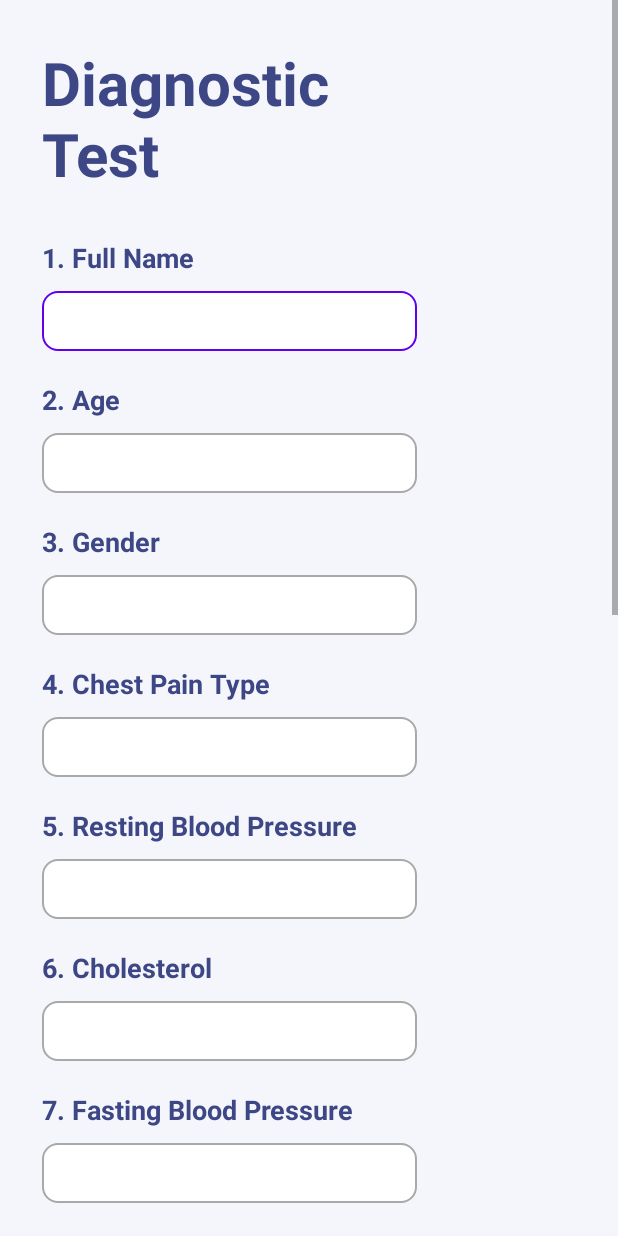
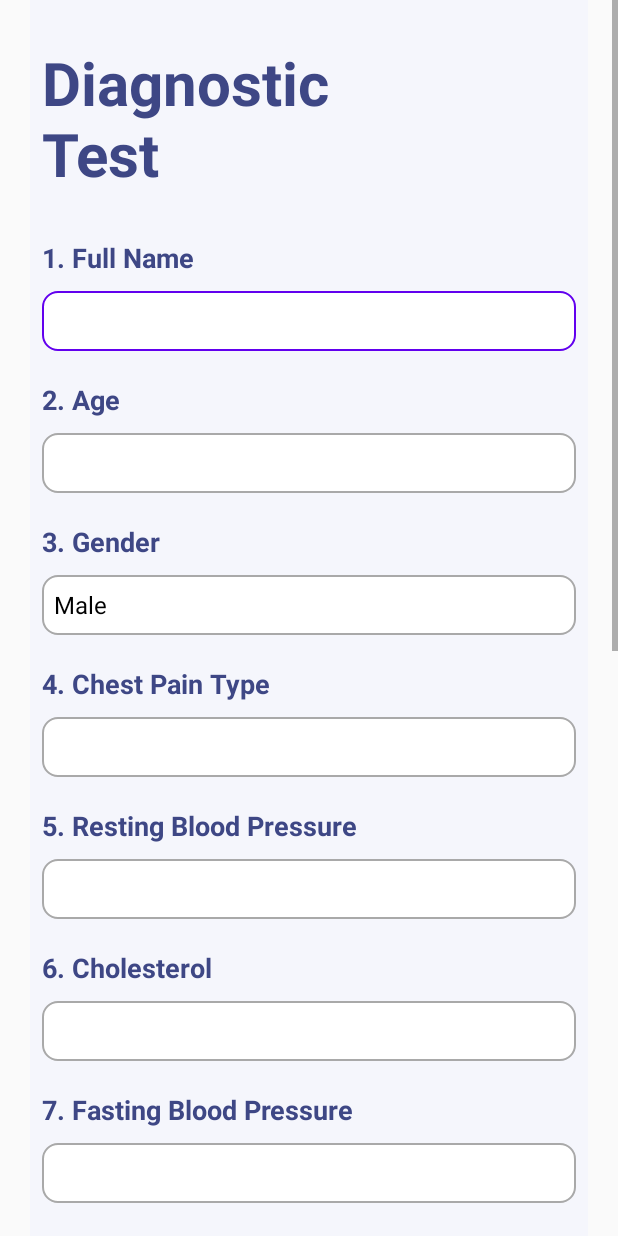
Before and after one commit to klandestinnervio/NervioAndroid, an Android app: the DiagnosticTestActivity screen opened directly, with no data from a screen before it, on a phone screen of 412 x 824 dp. Run offline under Robolectric (Android 15) with nearby library versions, the phone set to English and light mode, and no system bars; libraries missing offline, so code that uses them is left out: org.tensorflow.lite.

Commit message:
gender spinner dan menampilkan result di page baru

```diff
--- a/app/src/main/java/com/example/nerv_io/DiagnosticTestActivity.kt
+++ b/app/src/main/java/com/example/nerv_io/DiagnosticTestActivity.kt
@@ -1,13 +1,12 @@
 package com.example.nerv_io
 
+import android.R
 import android.annotation.SuppressLint
 import android.content.Intent
 import androidx.appcompat.app.AppCompatActivity
 import android.os.Bundle
 import android.view.View
-import android.widget.Button
-import android.widget.EditText
-import android.widget.TextView
+import android.widget.*
 import com.example.nerv_io.databinding.ActivityDiagnosticTestBinding
 import com.example.nerv_io.ml.ModelAkurasiOverfittingKecil
 import kotlinx.android.synthetic.main.activity_diagnostic_test.*
@@ -20,16 +19,22 @@ class DiagnosticTestActivity : AppCompatActivity() {
     private lateinit var binding: ActivityDiagnosticTestBinding
 
 
+    private val Item = arrayOf(
+        "Male",
+        "Female"
+    )
+    private var gender = 1F
+
     override fun onCreate(savedInstanceState: Bundle?) {
         super.onCreate(savedInstanceState)
         binding = ActivityDiagnosticTestBinding.inflate(layoutInflater)
         setContentView(binding.root)
 
+        spinnerAdapter()
         var button: Button = binding.btnResult
         button.setOnClickListener(View.OnClickListener {
             var userName : EditText = binding.userName
             var userAge: EditText = binding.userAge
-            var userGender: EditText = binding.userGender
             var userChestPain: EditText = binding.userChestPain
             var userRestingBlood: EditText = binding.userRestBlood
             var userCholesterol: EditText = binding.userCholesterol
@@ -41,12 +46,10 @@ class DiagnosticTestActivity : AppCompatActivity() {
             var userKindSlope: EditText = binding.userKindSlope
             var userMajorVessel: EditText = binding.userMajorVessel
             var userThalValue: EditText = binding.userThalValue
-            var tv: TextView = binding.textView
 
 
             var name = userName.text.toString()
             var age = userAge.text.toString().toFloat()
-            var gender = userGender.text.toString().toFloat()
             var chestPain = userChestPain.text.toString().toFloat()
             var restingBlood = userRestingBlood.text.toString().toFloat()
             var cholesterol = userCholesterol.text.toString().toFloat()
@@ -58,7 +61,6 @@ class DiagnosticTestActivity : AppCompatActivity() {
             var kindSlope = userKindSlope.text.toString().toFloat()
             var majorVessel = userMajorVessel.text.toString().toFloat()
             var thalValue = userThalValue.text.toString().toFloat()
-            var tvResult = tv.text.toString()
 
 
             var byteBuffer: ByteBuffer = ByteBuffer.allocateDirect(13 * 4)
@@ -85,11 +87,34 @@ class DiagnosticTestActivity : AppCompatActivity() {
             val outputs = model.process(inputFeature0)
             val outputFeature0 = outputs.outputFeature0AsTensorBuffer.floatArray
 
-            tv.setText("Heart Disease - " + outputFeature0[0].toString() + "\nNot Heart Disease - " + outputFeature0[1].toString())
+//            tv.text = "Heart Disease - " + outputFeature0[0].toString() + "\nNot Heart Disease - " + outputFeature0[1].toString()
+
+            val intent = Intent(this, ResultDiagnosticActivity::class.java)
+            intent.putExtra(ResultDiagnosticActivity.NAME, name)
+            intent.putExtra(ResultDiagnosticActivity.AGE, age.toString())
+            intent.putExtra(ResultDiagnosticActivity.Disease, outputFeature0[0].toString())
+            startActivity(intent)
 
             model.close()
 
         })
 
     }
+
+    private fun spinnerAdapter() {
+        val adapter = ArrayAdapter(this, R.layout.simple_spinner_dropdown_item, Item)
+        binding.spinnerGender.adapter = adapter
+        binding.spinnerGender.onItemSelectedListener = object : AdapterView.OnItemSelectedListener {
+            override fun onItemSelected(adapterView: AdapterView<*>, view: View, i: Int, l: Long) {
+                if (i == 0) {
+                     gender = 1F
+                } else {
+                     gender = 0F
+                }
+            }
+
+            override fun onNothingSelected(adapterView: AdapterView<*>) {}
+        }
+        binding.spinnerGender.adapter = adapter
+    }
 }
--- a/app/src/main/java/com/example/nerv_io/ResultDiagnosticActivity.kt
+++ b/app/src/main/java/com/example/nerv_io/ResultDiagnosticActivity.kt
@@ -3,6 +3,7 @@ package com.example.nerv_io
 import android.content.Intent
 import androidx.appcompat.app.AppCompatActivity
 import android.os.Bundle
+import android.util.Log
 import com.example.nerv_io.databinding.ActivityResultDiagnosticBinding
 
 
@@ -12,7 +13,11 @@ class ResultDiagnosticActivity : AppCompatActivity() {
     companion object{
         const val NAME = "NAME"
         const val AGE = "AGE"
+        const val Disease = "Disease"
     }
+    private lateinit var name: String
+    private lateinit var age: String
+    private var ValueDisease: String? = ""
 
     override fun onCreate(savedInstanceState: Bundle?) {
         super.onCreate(savedInstanceState)
@@ -20,6 +25,12 @@ class ResultDiagnosticActivity : AppCompatActivity() {
         setContentView(binding.root)
 
 
+        name = intent.getStringExtra(NAME).toString()
+        age = intent.getStringExtra(AGE).toString()
+        ValueDisease = intent.getStringExtra(Disease)
+
+        binding.valueResult.text = "The results of the diagnostic by the system showed: ${name} (${age} years)"
+        binding.valueHeart.text = ValueDisease.toString()+"%"
 
 
         binding.backDashboard.setOnClickListener {
--- a/app/src/main/res/layout/activity_diagnostic_test.xml
+++ b/app/src/main/res/layout/activity_diagnostic_test.xml
@@ -11,12 +11,12 @@
         android:background="@color/blue_200"
         android:orientation="vertical"
         android:padding="8dp"
+        android:layout_marginHorizontal="20dp"
         tools:context=".DiagnosticTestActivity">
 
         <TextView
             android:layout_width="match_parent"
             android:layout_height="wrap_content"
-            android:layout_marginStart="20dp"
             android:layout_marginTop="20dp"
             android:text="Diagnostic\nTest"
             android:textColor="#3E4785"
@@ -26,7 +26,6 @@
         <TextView
             android:layout_width="wrap_content"
             android:layout_height="wrap_content"
-            android:layout_marginStart="20dp"
             android:layout_marginTop="30dp"
             android:text="1. Full Name"
             android:textStyle="bold"
@@ -35,9 +34,8 @@
 
         <EditText
             android:id="@+id/user_name"
-            android:layout_width="250dp"
+            android:layout_width="match_parent"
             android:layout_height="40dp"
-            android:layout_marginStart="20dp"
             android:layout_marginTop="10dp"
             android:background="@drawable/custom_input"
             android:ems="10"
@@ -47,7 +45,6 @@
         <TextView
             android:layout_width="wrap_content"
             android:layout_height="wrap_content"
-            android:layout_marginStart="20dp"
             android:textStyle="bold"
             android:layout_marginTop="20dp"
             android:text="2. Age"
@@ -56,9 +53,8 @@
 
         <EditText
             android:id="@+id/user_age"
-            android:layout_width="250dp"
+            android:layout_width="match_parent"
             android:layout_height="40dp"
-            android:layout_marginStart="20dp"
             android:layout_marginTop="10dp"
             android:background="@drawable/custom_input"
             android:ems="10"
@@ -67,18 +63,30 @@
         <TextView
             android:layout_width="wrap_content"
             android:layout_height="wrap_content"
-            android:layout_marginStart="20dp"
             android:layout_marginTop="20dp"
             android:textStyle="bold"
             android:text="3. Gender"
             android:textColor="#3E4785"
             android:textSize="18sp" />
 
+        <Spinner
+            android:layout_width="match_parent"
+            android:id="@+id/spinner_gender"
+            android:layout_marginTop="10dp"
+            android:background="@drawable/custom_input"
+            android:layout_height="40dp"/>
+        <TextView
+            android:layout_width="wrap_content"
+            android:layout_height="wrap_content"
+            android:layout_marginTop="20dp"
+            android:textStyle="bold"
+            android:text="4. Chest Pain Type"
+            android:textColor="#3E4785"
+            android:textSize="18sp" />
         <EditText
-            android:id="@+id/user_gender"
-            android:layout_width="250dp"
+            android:id="@+id/user_chest_pain"
+            android:layout_width="match_parent"
             android:layout_height="40dp"
-            android:layout_marginStart="20dp"
             android:layout_marginTop="10dp"
             android:background="@drawable/custom_input"
             android:ems="10"
@@ -87,17 +95,15 @@
         <TextView
             android:layout_width="wrap_content"
             android:layout_height="wrap_content"
-            android:layout_marginStart="20dp"
+            android:textStyle="bold"
             android:layout_marginTop="20dp"
-            android:textStyle="bold"
-            android:text="4. Chest Pain Type"
+            android:text="5. Resting Blood Pressure"
             android:textColor="#3E4785"
             android:textSize="18sp" />
         <EditText
-            android:id="@+id/user_chest_pain"
-            android:layout_width="250dp"
+            android:id="@+id/user_rest_blood"
+            android:layout_width="match_parent"
             android:layout_height="40dp"
-            android:layout_marginStart="20dp"
             android:layout_marginTop="10dp"
             android:background="@drawable/custom_input"
             android:ems="10"
@@ -106,17 +112,15 @@
         <TextView
             android:layout_width="wrap_content"
             android:layout_height="wrap_content"
-            android:layout_marginStart="20dp"
+            android:layout_marginTop="20dp"
             android:textStyle="bold"
-            android:layout_marginTop="20dp"
-            android:text="5. Resting Blood Pressure"
+            android:text="6. Cholesterol"
             android:textColor="#3E4785"
             android:textSize="18sp" />
         <EditText
-            android:id="@+id/user_rest_blood"
-            android:layout_width="250dp"
+            android:id="@+id/user_cholesterol"
+            android:layout_width="match_parent"
             android:layout_height="40dp"
-            android:layout_marginStart="20dp"
             android:layout_marginTop="10dp"
             android:background="@drawable/custom_input"
             android:ems="10"
@@ -125,17 +129,15 @@
         <TextView
             android:layout_width="wrap_content"
             android:layout_height="wrap_content"
-            android:layout_marginStart="20dp"
             android:layout_marginTop="20dp"
             android:textStyle="bold"
-            android:text="6. Cholesterol"
+            android:text="7. Fasting Blood Pressure"
             android:textColor="#3E4785"
             android:textSize="18sp" />
         <EditText
-            android:id="@+id/user_cholesterol"
-            android:layout_width="250dp"
+            android:id="@+id/user_fasting_blood"
+            android:layout_width="match_parent"
             android:layout_height="40dp"
-            android:layout_marginStart="20dp"
             android:layout_marginTop="10dp"
             android:background="@drawable/custom_input"
             android:ems="10"
@@ -144,17 +146,15 @@
         <TextView
             android:layout_width="wrap_content"
             android:layout_height="wrap_content"
-            android:layout_marginStart="20dp"
             android:layout_marginTop="20dp"
             android:textStyle="bold"
-            android:text="7. Fasting Blood Pressure"
+            android:text="8. Resting Electrocardiographic"
             android:textColor="#3E4785"
             android:textSize="18sp" />
         <EditText
-            android:id="@+id/user_fasting_blood"
-            android:layout_width="250dp"
+            android:id="@+id/user_rest_electro"
+            android:layout_width="match_parent"
             android:layout_height="40dp"
-            android:layout_marginStart="20dp"
             android:layout_marginTop="10dp"
             android:background="@drawable/custom_input"
             android:ems="10"
@@ -163,17 +163,15 @@
         <TextView
             android:layout_width="wrap_content"
             android:layout_height="wrap_content"
-            android:layout_marginStart="20dp"
+            android:textStyle="bold"
             android:layout_marginTop="20dp"
-            android:textStyle="bold"
-            android:text="8. Resting Electrocardiographic"
+            android:text="9. Max Heart Rate Achieved"
             android:textColor="#3E4785"
             android:textSize="18sp" />
         <EditText
-            android:id="@+id/user_rest_electro"
-            android:layout_width="250dp"
+            android:id="@+id/user_heart_rate"
+            android:layout_width="match_parent"
             android:layout_height="40dp"
-            android:layout_marginStart="20dp"
             android:layout_marginTop="10dp"
             android:background="@drawable/custom_input"
             android:ems="10"
@@ -182,17 +180,15 @@
         <TextView
             android:layout_width="wrap_content"
             android:layout_height="wrap_content"
-            android:layout_marginStart="20dp"
             android:textStyle="bold"
             android:layout_marginTop="20dp"
-            android:text="9. Max Heart Rate Achieved"
+            android:text="10. Excercise Induced Angina"
             android:textColor="#3E4785"
             android:textSize="18sp" />
         <EditText
-            android:id="@+id/user_heart_rate"
-            android:layout_width="250dp"
+            android:id="@+id/user_induced_angina"
+            android:layout_width="match_parent"
             android:layout_height="40dp"
-            android:layout_marginStart="20dp"
             android:layout_marginTop="10dp"
             android:background="@drawable/custom_input"
             android:ems="10"
@@ -201,17 +197,15 @@
         <TextView
             android:layout_width="wrap_content"
             android:layout_height="wrap_content"
-            android:layout_marginStart="20dp"
             android:textStyle="bold"
             android:layout_marginTop="20dp"
-            android:text="10. Excercise Induced Angina"
+            android:text="11. Oldpeak"
             android:textColor="#3E4785"
             android:textSize="18sp" />
         <EditText
-            android:id="@+id/user_induced_angina"
-            android:layout_width="250dp"
+            android:id="@+id/user_oldpeak"
+            android:layout_width="match_parent"
             android:layout_height="40dp"
-            android:layout_marginStart="20dp"
             android:layout_marginTop="10dp"
             android:background="@drawable/custom_input"
             android:ems="10"
@@ -220,17 +214,15 @@
         <TextView
             android:layout_width="wrap_content"
             android:layout_height="wrap_content"
-            android:layout_marginStart="20dp"
             android:textStyle="bold"
             android:layout_marginTop="20dp"
-            android:text="11. Oldpeak"
+            android:text="12. Slope of the peak Exercise ST segment"
             android:textColor="#3E4785"
             android:textSize="18sp" />
         <EditText
-            android:id="@+id/user_oldpeak"
-            android:layout_width="250dp"
+            android:id="@+id/user_kind_slope"
+            android:layout_width="match_parent"
             android:layout_height="40dp"
-            android:layout_marginStart="20dp"
             android:layout_marginTop="10dp"
             android:background="@drawable/custom_input"
             android:ems="10"
@@ -239,17 +231,15 @@
         <TextView
             android:layout_width="wrap_content"
             android:layout_height="wrap_content"
-            android:layout_marginStart="20dp"
             android:textStyle="bold"
             android:layout_marginTop="20dp"
-            android:text="12. Slope of the peak Exercise ST segment"
+            android:text="13. Number of major vessels (0-3) colored by flourosopy"
             android:textColor="#3E4785"
             android:textSize="18sp" />
         <EditText
-            android:id="@+id/user_kind_slope"
-            android:layout_width="250dp"
+            android:id="@+id/user_major_vessel"
+            android:layout_width="match_parent"
             android:layout_height="40dp"
-            android:layout_marginStart="20dp"
             android:layout_marginTop="10dp"
             android:background="@drawable/custom_input"
             android:ems="10"
@@ -258,26 +248,6 @@
         <TextView
             android:layout_width="wrap_content"
             android:layout_height="wrap_content"
-            android:layout_marginStart="20dp"
-            android:textStyle="bold"
-            android:layout_marginTop="20dp"
-            android:text="13. Number of major vessels (0-3) colored by flourosopy"
-            android:textColor="#3E4785"
-            android:textSize="18sp" />
-        <EditText
-            android:id="@+id/user_major_vessel"
-            android:layout_width="250dp"
-            android:layout_height="40dp"
-            android:layout_marginStart="20dp"
-            android:layout_marginTop="10dp"
-            android:background="@drawable/custom_input"
-            android:ems="10"
-            android:inputType="number"
-            android:textSize="15sp" />
-        <TextView
-            android:layout_width="wrap_content"
-            android:layout_height="wrap_content"
-            android:layout_marginStart="20dp"
             android:textStyle="bold"
             android:layout_marginTop="20dp"
             android:text="14. Thal Value"
@@ -285,9 +255,8 @@
             android:textSize="18sp" />
         <EditText
             android:id="@+id/user_thal_value"
-            android:layout_width="250dp"
+            android:layout_width="match_parent"
             android:layout_height="40dp"
-            android:layout_marginStart="20dp"
             android:layout_marginTop="10dp"
             android:background="@drawable/custom_input"
             android:ems="10"
@@ -306,11 +275,6 @@
             android:backgroundTint="#3E4785"
             android:layout_gravity="center"/>
 
-        <TextView
-        android:id="@+id/textView"
-        android:layout_width="match_parent"
-        android:layout_height="92dp"
-        android:text="TextView" />
 
     </LinearLayout>
 </ScrollView>
--- a/app/src/main/res/layout/activity_result_diagnostic.xml
+++ b/app/src/main/res/layout/activity_result_diagnostic.xml
@@ -11,15 +11,17 @@
 
     <androidx.cardview.widget.CardView
         android:layout_width="334dp"
-        android:layout_height="498dp"
+        android:layout_height="wrap_content"
         android:layout_gravity="center"
         android:layout_margin="30dp"
+        android:layout_marginBottom="34dp"
         app:cardBackgroundColor="@color/blue_200"
         app:cardCornerRadius="40dp">
 
         <LinearLayout
             android:layout_width="match_parent"
             android:layout_height="match_parent"
+            android:layout_marginBottom="34dp"
             android:orientation="vertical">
 
             <TextView
@@ -38,6 +40,7 @@
                 android:layout_marginTop="30dp"
                 android:paddingStart="20dp"
                 android:textStyle="normal"
+                android:id="@+id/value_result"
                 android:text="The results of the diagnostic by the system showed: Aisyah nurul (20 years)"
                 android:textColor="#3E4785"
                 android:textSize="15sp"/>
@@ -48,6 +51,7 @@
                 android:layout_marginTop="20dp"
                 android:layout_gravity="center_horizontal"
                 android:text="00.00%"
+                android:id="@+id/value_heart"
                 android:textColor="#3E4785"
                 android:textSize="50sp"
                 android:textStyle="bold"/>
```
